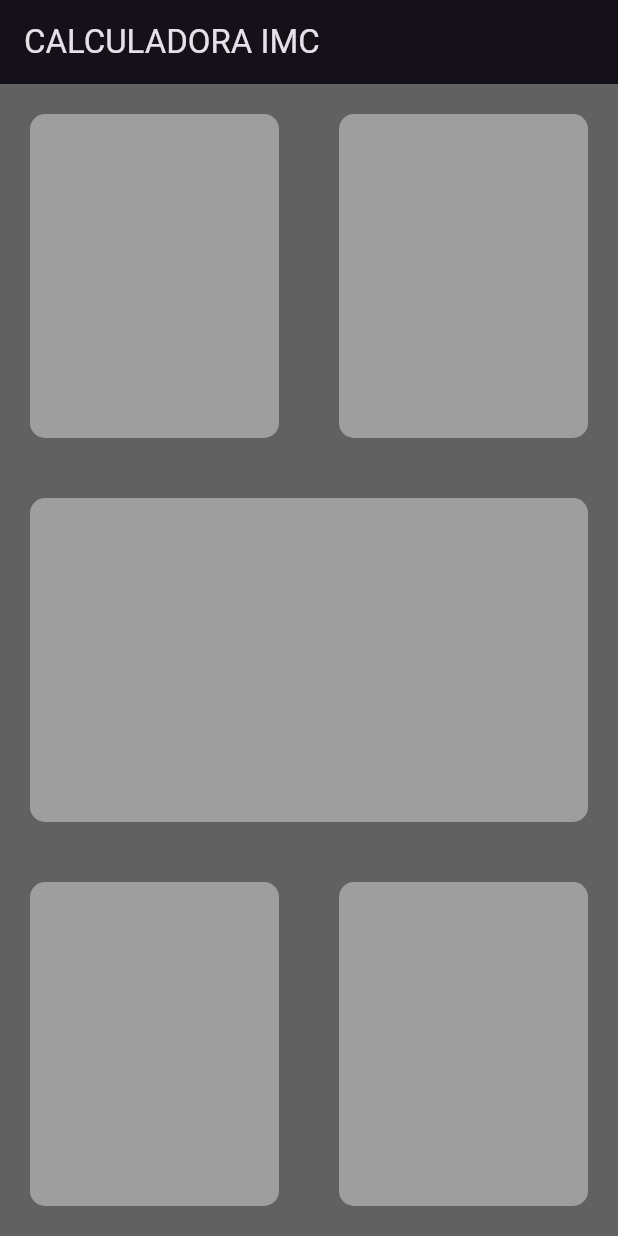
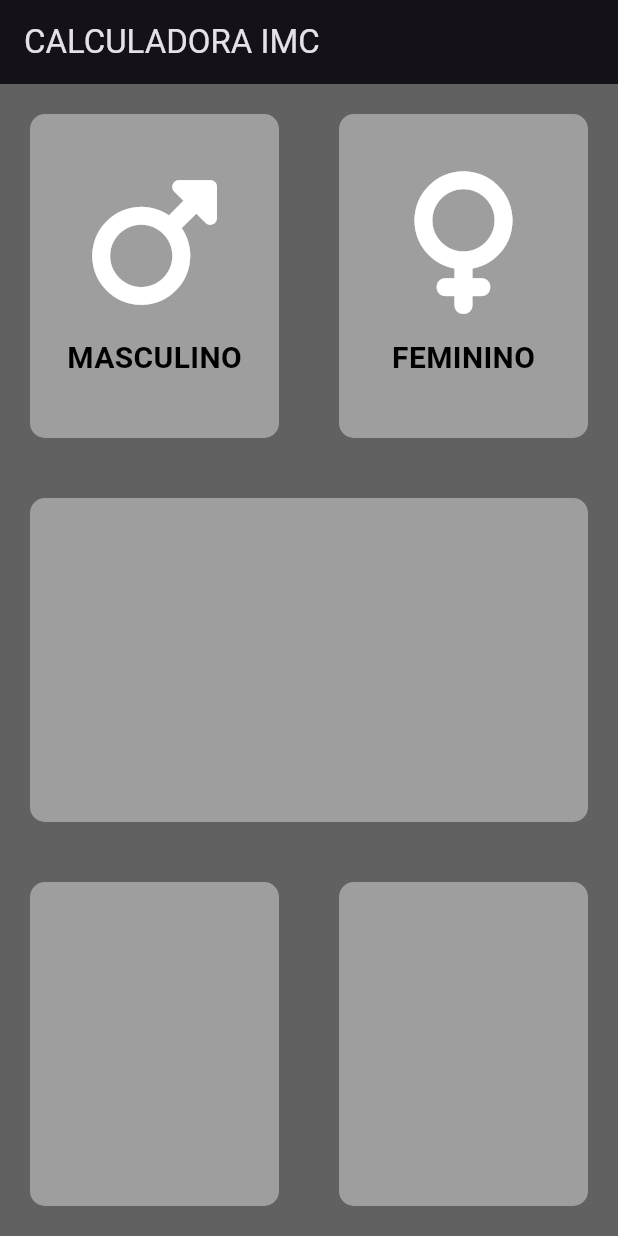
Before and after one commit to Pormiiles/IMC-App, a Flutter app: the screen it shows after launch, on a phone screen of 412 x 824 dp. Run offline on Flutter 3.47's test engine with Material 3 defaults, Android fonts, the phone set to English and light mode, and no system bars; our stand-ins replace font_awesome_flutter.

Commit message:
Criando base para widget de gênero do user

```diff
--- a/lib/tela_principal.dart
+++ b/lib/tela_principal.dart
@@ -1,4 +1,5 @@
 import 'package:flutter/material.dart';
+import 'package:font_awesome_flutter/font_awesome_flutter.dart';
 
 class TelaPrincipal extends StatefulWidget {
   @override
@@ -14,43 +15,89 @@ class _TelaPrincipalState extends State<TelaPrincipal> {
       ),
       body: Column(
         children: [
-          Expanded(child: Row(
+          Expanded(
+            child: Row(
               children: [
-              Expanded(child:
-                CartaoPadrao(Color(0xFF9E9E9E)),
+                Expanded(
+                  child: CartaoPadrao(
+                    Color(0xFF9E9E9E),
+                    filhoCartao: Column(
+                      mainAxisAlignment: MainAxisAlignment.center,
+                      children: [
+                        Icon(
+                          FontAwesomeIcons.mars,
+                          size: 95.0,
                         ),
-              Expanded(child:
-                CartaoPadrao(Color(0xFF9E9E9E)),
-              )
+                        SizedBox(height: 15.0),
+                        Text(
+                          'MASCULINO',
+                          style: TextStyle(color: Colors.black,
+                          fontWeight: FontWeight.bold, fontSize: 20.0),
+                        ),
                       ],
-          ),),
-          Expanded(child: Row(
+                    ),
+                  ),
+                ),
+                Expanded(
+                  child: CartaoPadrao(
+                    Color(0xFF9E9E9E),
+                    filhoCartao: Column(
+                      mainAxisAlignment: MainAxisAlignment.center,
                       children: [
-              Expanded(child:
-                CartaoPadrao(Color(0xFF9E9E9E)),
-              )
+                        Icon(
+                          FontAwesomeIcons.venus,
+                          size: 95.0,
+                        ),
+                        SizedBox(height: 15.0),
+                        Text(
+                          'FEMININO',
+                          style: TextStyle(color: Colors.black, fontWeight: FontWeight.bold, fontSize: 20.0),
+                        ),
                       ],
-          )),
-          Expanded(child: Row(
+                    ),
+                  ),
+                ),
+              ],
+            ),
+          ),
+          Expanded(
+            child: Row(
               children: [
-              Expanded(child:
-                CartaoPadrao(Color(0xFF9E9E9E)),
+                Expanded(
+                  child: CartaoPadrao(
+                    Color(0xFF9E9E9E),
                   ),
-              Expanded(child:
-                CartaoPadrao(Color(0xFF9E9E9E)),
-              )
+                ),
               ],
-          )),
+            ),
+          ),
+          Expanded(
+            child: Row(
+              children: [
+                Expanded(
+                  child: CartaoPadrao(
+                    Color(0xFF9E9E9E),
+                  ),
+                ),
+                Expanded(
+                  child: CartaoPadrao(
+                    Color(0xFF9E9E9E),
+                  ),
+                ),
               ],
-      )
+            ),
+          ),
+        ],
+      ),
     );
   }
 }
 
 class CartaoPadrao extends StatelessWidget {
-  CartaoPadrao(this.cor);
+  CartaoPadrao(this.cor, {this.filhoCartao});
 
   final Color cor;
+  final Widget? filhoCartao;
 
   @override
   Widget build(BuildContext context) {
@@ -60,6 +107,7 @@ class CartaoPadrao extends StatelessWidget {
         color: cor,
         borderRadius: BorderRadius.circular(10.0),
       ),
+      child: filhoCartao,
     );
   }
 }
--- a/pubspec.yaml
+++ b/pubspec.yaml
@@ -12,6 +12,7 @@ dependencies:
     sdk: flutter
 
   cupertino_icons: ^1.0.0
+  font_awesome_flutter: ^10.7.0
 
 dev_dependencies:
   flutter_test:
```
Also changed, not shown: pubspec.lock. Lines whose indentation alone changed are shown as unchanged.
